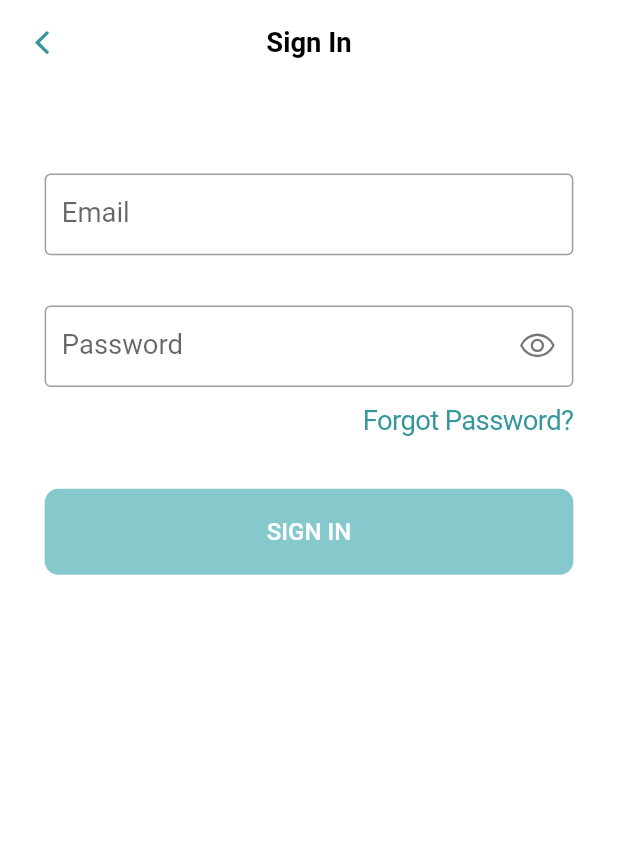
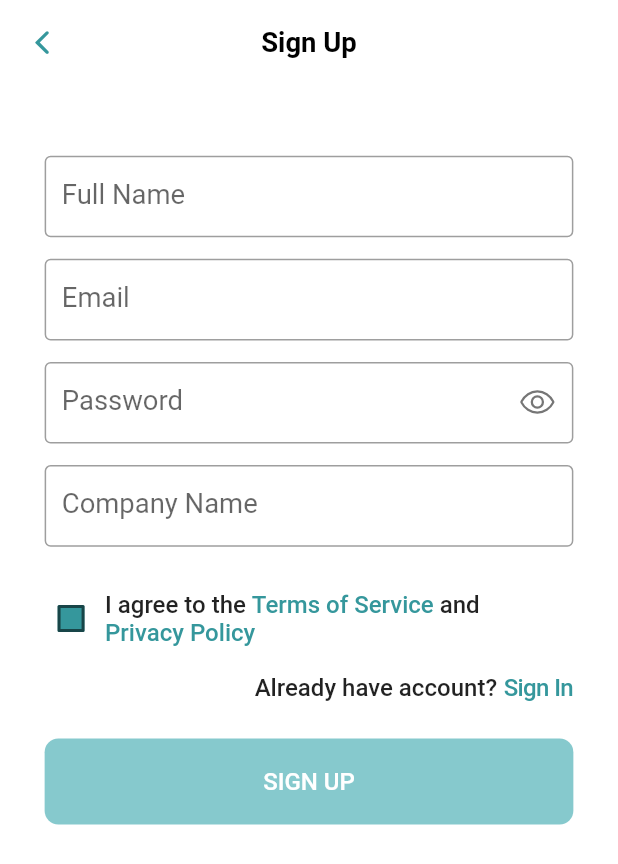
Before and after one commit to business-suite/mobile-pos, a Flutter app: the screen it shows after launch, after a tap on "GET STARTED", on a phone screen of 412 x 824 dp. Shown: the top 864 px of the screen. Run offline on Flutter 3.47's test engine with Material 2 defaults, Android fonts, the phone set to English and light mode, and no system bars; our stand-ins replace bouncing_widget, device_info_plus, dio, easy_localization, event_bus, file_picker and 15 more; Roboto replaces fonts that are missing (SVN Gilroy).

Commit message:
Modify Sign Up page (80%)

```diff
--- a/assets/translations/en-US.json
+++ b/assets/translations/en-US.json
@@ -160,5 +160,7 @@
   "privacy_policy": "Privacy Policy",
   "term_of_service": "Terms of Service",
   "i_agree_to_the": "I agree to the",
-  "and": "and"
+  "and": "and",
+  "press_the_back_button_to_exit": "Press the back button to exit",
+  "company_name": "Company Name"
 }
--- a/lib/app/app.dart
+++ b/lib/app/app.dart
@@ -28,7 +28,7 @@ class _AppState extends State<App> {
     super.initState();
     SystemUtils.setPortraitScreenOrientation();
     //SystemChrome.setSystemUIOverlayStyle(SystemUiOverlayStyle(statusBarColor: kColor202330));
-    SystemChrome.setSystemUIOverlayStyle(SystemUiOverlayStyle(statusBarColor: transparent));
+    //SystemChrome.setSystemUIOverlayStyle(SystemUiOverlayStyle(statusBarColor: transparent));
   }
 
   @override
--- a/lib/app/di/injection.dart
+++ b/lib/app/di/injection.dart
@@ -84,7 +84,7 @@ Future<void> configureDependencies() async {
   getIt.registerFactory<PercentageViewModel>(
           () => PercentageViewModel(getIt<DataRepository>()));
 
-  getIt.registerFactoryParam<WebviewViewModel, List<dynamic>, String>(
+  getIt.registerFactoryParam<WebviewViewModel, List<dynamic>, dynamic>(
       (param1, _) => //no need param2
           WebviewViewModel(webviewParam: param1[0]));
 }
--- a/lib/app/module/common/system_utils.dart
+++ b/lib/app/module/common/system_utils.dart
@@ -1,3 +1,4 @@
+import 'package:flutter/material.dart';
 import 'package:flutter/services.dart';
 
 import '../res/themes.dart';
@@ -27,12 +28,16 @@ abstract class SystemUtils {
   }
 
 
-  static void setupStatusBar(double opacity) {
+  static void setupStatusBar(double opacity, {Color? statusBarColor}) {
     SystemChrome.setSystemUIOverlayStyle(SystemUiOverlayStyle(
-      statusBarColor: DarkTheme().colorStatusBar.withOpacity(opacity),
+      statusBarColor: statusBarColor == null ? DarkTheme().colorStatusBar.withOpacity(opacity) : statusBarColor.withOpacity(opacity),
       statusBarIconBrightness: Brightness.light,
       statusBarBrightness: Brightness.dark,
     ));
   }
 
+  static void setStatusBarColor(Color color) {
+    SystemChrome.setSystemUIOverlayStyle(SystemUiOverlayStyle(statusBarColor: color));
+  }
+
 }
--- a/lib/app/view/authentication/authentication_viewmodel.dart
+++ b/lib/app/view/authentication/authentication_viewmodel.dart
@@ -68,8 +68,8 @@ class AuthenticationViewModel extends BaseViewModel {
         : null;
   }
 
-  void changeDontAskAgain() {
-    dontAskAgain = !dontAskAgain;
+  void changeDontAskAgain(bool? data) {
+    dontAskAgain = data ?? !dontAskAgain;
     notifyListeners();
   }
 
--- a/lib/app/view/home/detail_shop/validate_page/validate_page.dart
+++ b/lib/app/view/home/detail_shop/validate_page/validate_page.dart
@@ -271,7 +271,7 @@ class _ValidateContenState extends State<ValidateConten> {
                                                 child: Center(
                                                   child: Container(
                                                     child: Image.asset(
-                                                      'assets/images/logoooo.png',
+                                                      'assets/images/logo.png',
                                                     ),
                                                   ),
                                                 ),
--- a/lib/app/view/home/home_page.dart
+++ b/lib/app/view/home/home_page.dart
@@ -2,6 +2,7 @@ import 'dart:io';
 
 import 'package:business_suite_mobile_pos/app/module/common/toast_util.dart';
 import 'package:business_suite_mobile_pos/app/view/home/shop_list/shop_list_page.dart';
+import 'package:business_suite_mobile_pos/app/view/widget_utils/base_scaffold_safe_area.dart';
 import 'package:flutter/material.dart';
 import 'package:flutter/services.dart';
 
@@ -48,7 +49,7 @@ class _HomeScreen extends State<_HomePage> {
   Widget build(BuildContext context) {
     return WillPopScope(
       onWillPop: () => homeViewModel.onDoubleBackToExit(),
-      child: Scaffold(
+      child: BaseScaffoldSafeArea(
         body: SafeArea(
           child: ShopListPage(),
         ),
--- a/lib/app/view/home/home_viewmodel.dart
+++ b/lib/app/view/home/home_viewmodel.dart
@@ -1,7 +1,9 @@
 import 'dart:io';
 
+import 'package:easy_localization/easy_localization.dart';
 import 'package:flutter/services.dart';
 
+import '../../../generated/locale_keys.g.dart';
 import '../../di/injection.dart';
 import '../../module/common/navigator_screen.dart';
 import '../../module/common/toast_util.dart';
@@ -47,7 +49,7 @@ class HomeViewModel extends BaseViewModel {
       return true;
     }
     doubleBackToExit = true;
-    ToastUtil.showToast('Press the back button to exit');
+    ToastUtil.showToast(LocaleKeys.press_the_back_button_to_exit.tr());
     Future.delayed(Duration(seconds: 2), (){
       doubleBackToExit = false;
     });
--- a/lib/app/view/intro/intro_page.dart
+++ b/lib/app/view/intro/intro_page.dart
@@ -1,6 +1,7 @@
 
 import 'package:bouncing_widget/bouncing_widget.dart';
 import 'package:business_suite_mobile_pos/app/view/intro/intro_viewmodel.dart';
+import 'package:business_suite_mobile_pos/app/view/widget_utils/base_scaffold.dart';
 import 'package:easy_localization/easy_localization.dart';
 import 'package:flutter/material.dart';
 import 'package:provider/provider.dart';
@@ -36,8 +37,6 @@ class _IntroContentPage extends StatefulWidget {
 
 class _IntroContentState extends State<_IntroContentPage> {
   IntroViewModel get introViewModel => widget._introViewModel;
-
-
 
   final PageController _pageController = PageController();
 
@@ -127,7 +126,10 @@ class _IntroContentState extends State<_IntroContentPage> {
   Widget build(BuildContext context) {
     return WillPopScope(
       onWillPop: () => introViewModel.onDoubleBackToExit(),
-      child: Scaffold(
+      child: BaseScaffold(
+        isAppBar: false,
+        transparentStatusBar: 0.0,
+        statusBarColor: Colors.white,
         backgroundColor: kWhite,
         body: _page2(),
       ),
@@ -141,7 +143,7 @@ class _IntroContentState extends State<_IntroContentPage> {
           color: kColor2F858A,
           text: LocaleKeys.on_boarding_btn_get_started.tr(),
           onPress: () {
-            value.gotoSignIn();
+            value.gotoSignUp();
           },
         );
       },
@@ -156,7 +158,7 @@ class _IntroContentState extends State<_IntroContentPage> {
           child: OutlineButton(
             text: LocaleKeys.on_boarding_btn_already_have_an_account.tr(),
             onPress: () {
-              value.gotoSignUp();
+              value.gotoSignIn();
             },
             color: kCBlack38,
             reversed: true,
--- a/lib/app/view/intro/intro_viewmodel.dart
+++ b/lib/app/view/intro/intro_viewmodel.dart
@@ -52,7 +52,7 @@ class IntroViewModel extends BaseViewModel {
   }
 
   void gotoSignIn() {
-    _navigationService.pushEnterFadeExitDown(SignInPage());
+    _navigationService.pushScreenNoAnim(SignInPage());
   }
 
   void gotoSignUp() {
@@ -71,7 +71,7 @@ class IntroViewModel extends BaseViewModel {
       return true;
     }
     doubleBackToExit = true;
-    ToastUtil.showToast('Press the back button to exit');
+    ToastUtil.showToast(LocaleKeys.press_the_back_button_to_exit.tr());
     Future.delayed(Duration(seconds: 2), (){
       doubleBackToExit = false;
     });
--- a/lib/app/view/sign_up/sign_up_page.dart
+++ b/lib/app/view/sign_up/sign_up_page.dart
@@ -60,6 +60,8 @@ class _SignUpContentState extends LifecycleState<_SignUpContent> {
               SizedBox(
                 height: size_40_h,
               ),
+
+              //FULLNAME
               OutlineTextFormField(
                 focusNode: signUpViewModel.fullNameFC,
                 nextFocusNode: signUpViewModel.emailFC,
@@ -71,6 +73,8 @@ class _SignUpContentState extends LifecycleState<_SignUpContent> {
               SizedBox(
                 height: size_12_h,
               ),
+
+              //EMAIL
               OutlineTextFormField(
                 focusNode: signUpViewModel.emailFC,
                 nextFocusNode: signUpViewModel.passwordFC,
@@ -81,6 +85,8 @@ class _SignUpContentState extends LifecycleState<_SignUpContent> {
               SizedBox(
                 height: size_12_h,
               ),
+
+              //PASSWORD
               OutlineTextFormField(
                 focusNode: signUpViewModel.passwordFC,
                 hintText: LocaleKeys.password.tr(),
@@ -88,10 +94,24 @@ class _SignUpContentState extends LifecycleState<_SignUpContent> {
                 onChanged: (value) => signUpViewModel.password = value,
                 validator: (value) => signUpViewModel.passwordValidator(
                     value, LocaleKeys.password.tr()),
+              ), SizedBox(
+                height: size_12_h,
+              ),
+
+              //COMPANY NAME
+              OutlineTextFormField(
+                focusNode: signUpViewModel.companyNameFC,
+                hintText: LocaleKeys.company_name.tr(),
+                onChanged: (value) => signUpViewModel.companyName = value,
+                validator: (value) => signUpViewModel.requiredField(
+                    value, LocaleKeys.company_name.tr()),
               ),
               SizedBox(
                 height: size_20_h,
               ),
+
+
+              //PHONE MUMBER
               Consumer<SignUpViewModel>(
                 builder: (BuildContext context, value, Widget? child) {
                   return Container(
@@ -181,9 +201,9 @@ class _SignUpContentState extends LifecycleState<_SignUpContent> {
                     style: TextStyle(
                         fontSize: text_14, fontWeight: FontWeight.w500),
                   ),
-                  // SizedBox(
-                  //   width: size_4_w,
-                  // ),
+                  SizedBox(
+                    width: size_4_w,
+                  ),
                   TouchableOpacity(
                     onPressed: () {
                       signUpViewModel.gotoSignInPage();
@@ -202,7 +222,7 @@ class _SignUpContentState extends LifecycleState<_SignUpContent> {
                 height: size_10_h,
               ),
               FilledButton(
-                text: LocaleKeys.sign_up.tr(),
+                text: LocaleKeys.sign_up.tr().toUpperCase(),
                 enable: signUpViewModel.validate,
                 onPress: () {
                   signUpViewModel.signUp();
--- a/lib/app/view/sign_up/sign_up_viewmodel.dart
+++ b/lib/app/view/sign_up/sign_up_viewmodel.dart
@@ -23,11 +23,12 @@ class SignUpViewModel extends BaseViewModel {
   String fullName = '';
   String email = '';
   String password = '';
+  String companyName = '';
   bool agreeTermsOfService = false;
   final fullNameFC = FocusNode();
   final emailFC = FocusNode();
   final passwordFC = FocusNode();
-  final dobFC = FocusNode();
+  final companyNameFC = FocusNode();
 
   SignUpViewModel(this._dataRepo);
 
--- a/lib/app/view/splash/splash_page.dart
+++ b/lib/app/view/splash/splash_page.dart
@@ -1,10 +1,10 @@
 import 'package:flutter/material.dart';
-import 'package:flutter/services.dart';
 import 'package:flutter_svg/flutter_svg.dart';
 
 import '../../module/res/colors.dart';
 import '../../module/res/dimens.dart';
 import '../../viewmodel/base_viewmodel.dart';
+import '../widget_utils/base_scaffold.dart';
 import 'splash_viewmodel.dart';
 
 class SplashPage extends PageProvideNode<SplashViewModel> {
@@ -30,27 +30,33 @@ class _SplashContentState extends State<_SplashContentPage> {
 
   @override
   void initState() {
-    SystemChrome.setSystemUIOverlayStyle(SystemUiOverlayStyle(statusBarColor: Colors.transparent));
-     if (context != null) splashViewModel.startApi();
+    if (context != null) splashViewModel.startApi();
     super.initState();
   }
 
   @override
   Widget build(BuildContext context) {
-    return Scaffold(
-      backgroundColor: kWhite,
+    return BaseScaffold(
+      transparentStatusBar: 0.0,
+      isAppBar: false,
+      backgroundColor: kColor875a7b,
       body: Stack(
         children: [
-         /* Image.asset(
+          /* Image.asset(
             'assets/images/bkg_gt.png',
             width: double.infinity,
             height: double.infinity,
             fit: BoxFit.cover,
           ),*/
           Center(
-            child: SvgPicture.asset(
+            child: /*SvgPicture.asset(
               'assets/images/img_gusrix_logo.svg',
               width: size_260_w,
+              fit: BoxFit.fitWidth,
+            ),*/
+            Image.asset(
+              'assets/images/logo.png',
+              width: size_200_w,
               fit: BoxFit.fitWidth,
             ),
           ),
--- a/lib/app/view/webview/webview_page.dart
+++ b/lib/app/view/webview/webview_page.dart
@@ -49,6 +49,7 @@ class _WebviewContentPageState extends State<_WebviewContentPage> {
             key: UniqueKey(),
             initialUrl: webviewViewModel.webviewParam?.url ?? '',
             javascriptMode: JavascriptMode.unrestricted,
+            backgroundColor: Colors.white,
             onPageFinished: (finish) => webviewViewModel.loading = false,
           ),
           _buildLoading(),
--- a/lib/app/view/webview/webview_viewmodel.dart
+++ b/lib/app/view/webview/webview_viewmodel.dart
@@ -8,7 +8,7 @@ class WebviewViewModel extends BaseViewModel {
   NavigationService navigationService = getIt<NavigationService>();
   UserSharePref _userSharePref = getIt<UserSharePref>();
   bool _loading = true;
-  WebviewParam? webviewParam = null;
+  WebviewParam? webviewParam;
 
   WebviewViewModel({this.webviewParam});
 
--- a/lib/app/view/widget_utils/base_scaffold.dart
+++ b/lib/app/view/widget_utils/base_scaffold.dart
@@ -7,7 +7,8 @@ import '../../module/res/text.dart';
 
 class BaseScaffold extends StatelessWidget {
   final Function()? onBackPress;
-  final String title;
+  final String? title;
+  final bool isAppBar;
   final String? subtitle;
   final Widget? body;
   final Widget? bottomSheet;
@@ -18,11 +19,13 @@ class BaseScaffold extends StatelessWidget {
   final bool? isTitleCenter;
   final Widget? widgetCustomTitle;
   final double transparentStatusBar;
+  final Color? statusBarColor;
 
   const BaseScaffold({
     Key? key,
+    this.isAppBar = true,
     this.onBackPress,
-    required this.title,
+    this.title,
     this.body,
     this.subtitle,
     this.bottomSheet,
@@ -33,31 +36,32 @@ class BaseScaffold extends StatelessWidget {
     this.isTitleCenter = true,
     this.widgetCustomTitle = null,
     this.transparentStatusBar = 1.0,
+    this.statusBarColor = null,
   }) : super(key: key);
 
   @override
   Widget build(BuildContext context) {
     final textTheme = Theme.of(context).textTheme;
-
     void _onBackPress() {
       Navigator.of(context).pop();
     }
-    SystemUtils.setupStatusBar(transparentStatusBar);
+    SystemUtils.setupStatusBar(transparentStatusBar, statusBarColor: statusBarColor);
     return Scaffold(
       backgroundColor: backgroundColor,
-      appBar: AppBar(
+      appBar: isAppBar
+          ? AppBar(
               centerTitle: isTitleCenter,
               title: widgetCustomTitle == null
                   ? Column(
                       mainAxisAlignment: MainAxisAlignment.center,
                       children: [
-                  Text(
-                    title,
+                        Text(title ?? '',
                             // style: Theme.of(context).appBarTheme.titleTextStyle,
-                    style: TextStyle( fontSize: text_16,
+                            style: TextStyle(
+                              fontSize: text_16,
                               color: Colors.black,
-                      fontWeight: FontWeight.bold,)
-                  ),
+                              fontWeight: FontWeight.bold,
+                            )),
                         if (subtitle != null)
                           Text(
                             subtitle!,
@@ -80,7 +84,8 @@ class BaseScaffold extends StatelessWidget {
                     ),
               actions: actions,
               automaticallyImplyLeading: false,
-      ),
+            )
+          : null,
       body: body,
       bottomSheet: bottomSheet,
       bottomNavigationBar: bottomNavigationBar,
--- a/lib/app/view/widget_utils/custom/default_loading_progress.dart
+++ b/lib/app/view/widget_utils/custom/default_loading_progress.dart
@@ -24,7 +24,7 @@ class BuildProgressLoading extends StatelessWidget {
               height: size_26_w,
               child: CircularProgressIndicator(
                 strokeWidth: 2.8,
-                valueColor: AlwaysStoppedAnimation<Color>(kColor247EF1),
+                valueColor: AlwaysStoppedAnimation<Color>(kColorPrimary),
               ),
             ),
           ),
```
Also changed, not shown: lib/app/view/authentication/authentication_page.dart (+22 -47 lines), assets/images/logo.png (added), assets/images/logoooo.png (deleted), lib/generated/locale_keys.g.dart. Lines whose indentation alone changed are shown as unchanged.
